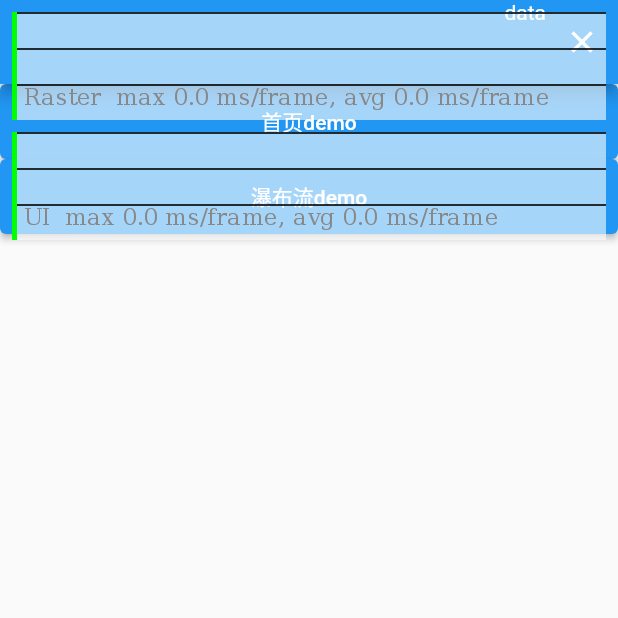
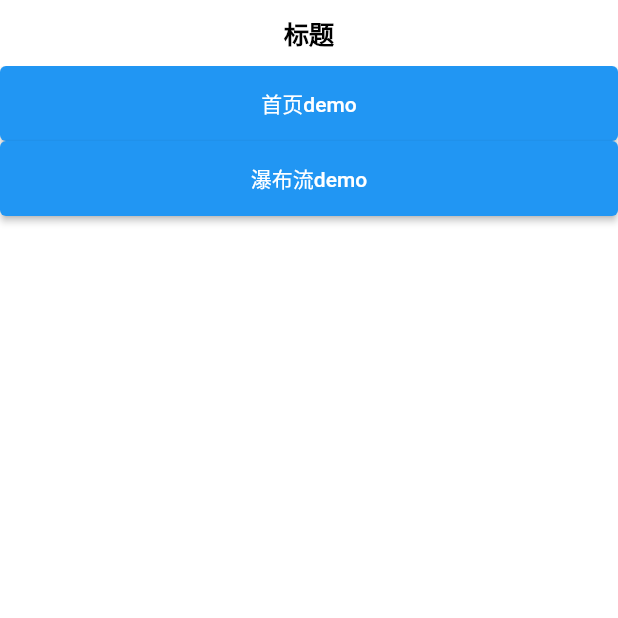
Before and after one commit to chdo002/DDU, a Flutter app: the screen it shows after launch, on a phone screen of 412 x 824 dp, the top half of it. Run offline on Flutter 3.47's test engine with Material 2 defaults, Android fonts, the phone set to English and light mode, and no system bars; missing offline and left inert: random_color; project files that could hold a hidden picture were left out.

Commit message:
调整到cuprtino

```diff
--- a/flutter_demo/my_flutter/lib/demo/subview/recommen_view.dart
+++ b/flutter_demo/my_flutter/lib/demo/subview/recommen_view.dart
@@ -74,7 +74,7 @@ class HSQRecommendItemState extends State<HSQRecommendItemView> {
               Expanded(
                   child: Column(children: [
                 Text(item.name ?? '',
-                    maxLines: 3,
+                    maxLines: 2,
                     style: const TextStyle(overflow: TextOverflow.ellipsis))
               ]))
             ])));
--- a/flutter_demo/my_flutter/lib/main.dart
+++ b/flutter_demo/my_flutter/lib/main.dart
@@ -38,13 +38,13 @@ class MyApp extends StatelessWidget {
 
   @override
   Widget build(BuildContext context) {
-    return MaterialApp(
-      showPerformanceOverlay: true,
+    return const CupertinoApp(
+      // showPerformanceOverlay: true,
       title: 'Flutter Demo',
-      theme: ThemeData(
-        primarySwatch: Colors.blue,
+      theme: CupertinoThemeData(
+        primaryColor: Colors.blue,
       ),
-      home: const MyHomePage(title: 'Flutter Demo Home Page'),
+      home: MyHomePage(title: 'Flutter Demo Home Page'),
     );
   }
 }
@@ -69,16 +69,11 @@ class MyHomePage extends StatelessWidget {
       buildItem('首页demo', const IndexMainPage()),
       buildItem('瀑布流demo', const ListItemView()),
     ];
-    return Scaffold(
-      appBar: AppBar(actions: [
-        const Text('data'),
-        CloseButton(onPressed: () {
-          // Navigator.of(context).pop();
-          var channel = const MethodChannel("test_method");
-          channel.invokeMethod('pop').then((value) => {});
-        })
-      ]),
-      body: Column(children: [
+    return CupertinoPageScaffold(
+        navigationBar: const CupertinoNavigationBar(
+          middle: Text('标题'),
+        ),
+        child: Column(children: [
           Expanded(
               child: ListView.builder(
                   itemBuilder: (c, index) {
@@ -86,7 +81,25 @@ class MyHomePage extends StatelessWidget {
                   },
                   itemExtent: 50,
                   itemCount: list.length))
-      ]),
-    );
+        ]));
+    // return Scaffold(
+    //   appBar: AppBar(actions: [
+    //     const Text('data'),
+    //     CloseButton(onPressed: () {
+    //       // Navigator.of(context).pop();
+    //       var channel = const MethodChannel("test_method");
+    //       channel.invokeMethod('pop').then((value) => {});
+    //     })
+    //   ]),
+    //   body: Column(children: [
+    //     Expanded(
+    //         child: ListView.builder(
+    //             itemBuilder: (c, index) {
+    //               return list[index];
+    //             },
+    //             itemExtent: 50,
+    //             itemCount: list.length))
+    //   ]),
+    // );
   }
 }
```
Also changed, not shown: flutter_demo/my_flutter/lib/demo/index_main_page.dart (+6 -3 lines), flutter_demo/my_flutter/lib/demo/list_item_page.dart (+21 -14 lines). Lines whose indentation alone changed are shown as unchanged.
